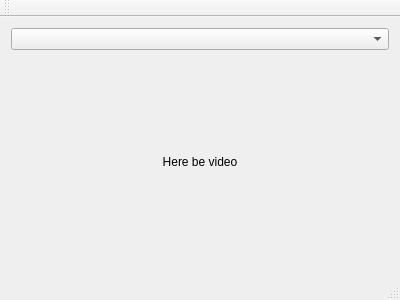
This is Display.ui in artm/VisionThread as Qt 5 draws it before an edit. The edited form follows.
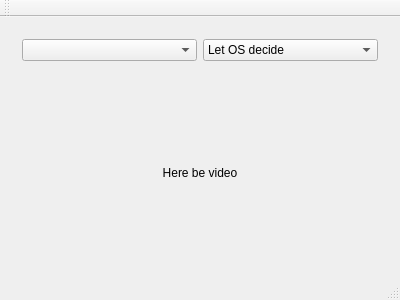
This is the edited form.

Commit message: resolution selector

Diff of the .ui file:
```diff
--- a/Display.ui
+++ b/Display.ui
@@ -15,7 +15,7 @@
   </property>
   <widget class="QWidget" name="centralWidget">
    <layout class="QGridLayout" name="gridLayout">
-    <item row="1" column="0">
+    <item row="2" column="0">
      <widget class="QLabel" name="videoLabel">
       <property name="sizePolicy">
        <sizepolicy hsizetype="Expanding" vsizetype="Expanding">
@@ -31,8 +31,33 @@
       </property>
      </widget>
     </item>
-    <item row="0" column="0">
-     <widget class="QComboBox" name="videoDevices"/>
+    <item row="1" column="0">
+     <widget class="QWidget" name="videoControls" native="true">
+      <layout class="QHBoxLayout" name="horizontalLayout">
+       <item>
+        <widget class="QComboBox" name="videoDevices"/>
+       </item>
+       <item>
+        <widget class="QComboBox" name="videoResolution">
+         <item>
+          <property name="text">
+           <string>Let OS decide</string>
+          </property>
+         </item>
+         <item>
+          <property name="text">
+           <string>320x240</string>
+          </property>
+         </item>
+         <item>
+          <property name="text">
+           <string>VGA (640x480)</string>
+          </property>
+         </item>
+        </widget>
+       </item>
+      </layout>
+     </widget>
     </item>
    </layout>
   </widget>
```
The commit also changes 5 other files.
